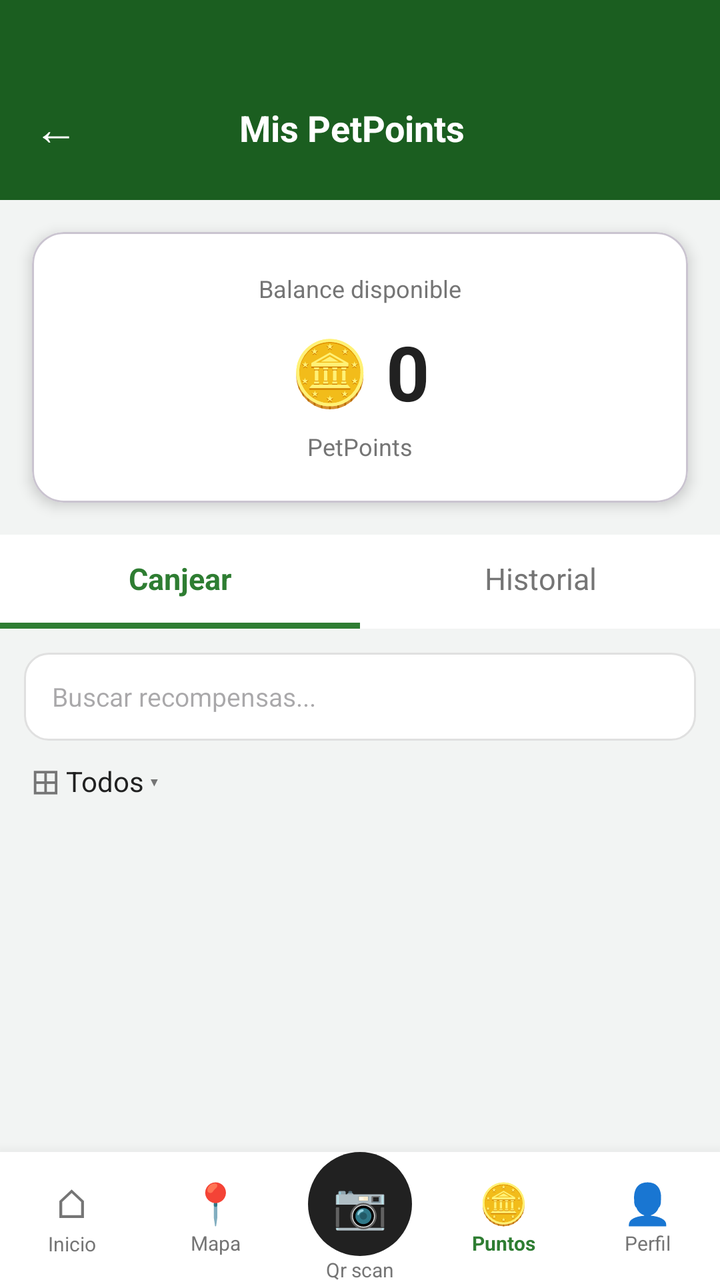
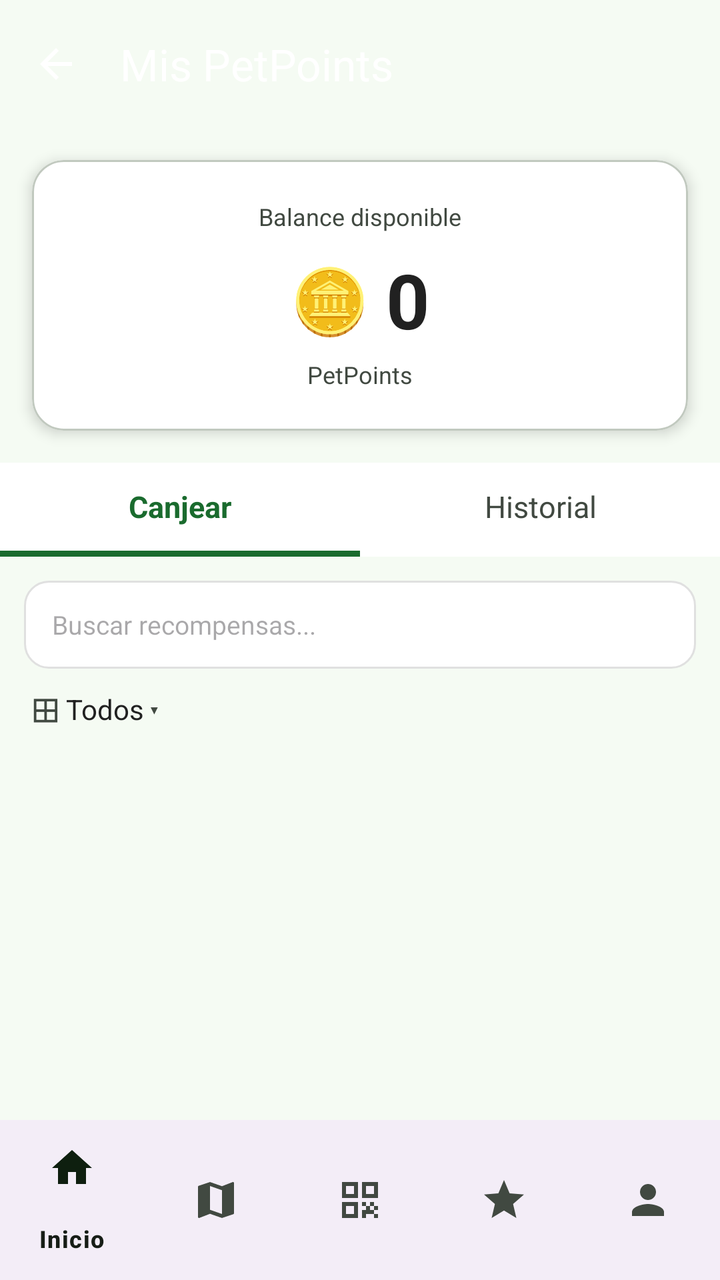

Before-and-after screenshots of an Android layout around one commit, followed by the original layout XML and the change that was made.
<!-- AndroidManifest.xml: application theme Theme.Guander -->
<!-- res/layout/activity_rewards.xml -->
﻿<?xml version="1.0" encoding="utf-8"?>
<LinearLayout xmlns:android="http://schemas.android.com/apk/res/android"
    xmlns:app="http://schemas.android.com/apk/res-auto"
    android:layout_width="match_parent"
    android:layout_height="match_parent"
    android:orientation="vertical"
    android:background="@color/background_light">

    
    <LinearLayout
        android:layout_width="match_parent"
        android:layout_height="wrap_content"
        android:background="@color/green_header"
        android:orientation="horizontal"
        android:paddingTop="44dp"
        android:paddingBottom="16dp"
        android:paddingStart="8dp"
        android:paddingEnd="16dp"
        android:gravity="center_vertical">

        <TextView
            android:id="@+id/btn_back"
            android:layout_width="40dp"
            android:layout_height="40dp"
            android:text="←"
            android:textSize="22sp"
            android:textColor="@color/white"
            android:gravity="center"
            android:background="?attr/selectableItemBackgroundBorderless" />

        <TextView
            android:layout_width="0dp"
            android:layout_height="wrap_content"
            android:layout_weight="1"
            android:text="Mis PetPoints"
            android:textSize="18sp"
            android:textColor="@color/white"
            android:textStyle="bold"
            android:gravity="center" />

        <View android:layout_width="40dp" android:layout_height="40dp" />
    </LinearLayout>

    
    <com.google.android.material.card.MaterialCardView
        android:layout_width="match_parent"
        android:layout_height="wrap_content"
        android:layout_margin="16dp"
        app:cardCornerRadius="16dp"
        app:cardElevation="4dp"
        app:cardBackgroundColor="@color/white">

        <LinearLayout
            android:layout_width="match_parent"
            android:layout_height="wrap_content"
            android:orientation="vertical"
            android:gravity="center"
            android:padding="20dp">

            <TextView
                android:layout_width="wrap_content"
                android:layout_height="wrap_content"
                android:text="Balance disponible"
                android:textSize="12sp"
                android:textColor="@color/text_secondary" />

            <LinearLayout
                android:layout_width="wrap_content"
                android:layout_height="wrap_content"
                android:orientation="horizontal"
                android:gravity="center_vertical"
                android:layout_marginTop="8dp">

                <TextView
                    android:layout_width="wrap_content"
                    android:layout_height="wrap_content"
                    android:text="🪙"
                    android:textSize="32sp" />

                <TextView
                    android:id="@+id/tv_rewards_points"
                    android:layout_width="wrap_content"
                    android:layout_height="wrap_content"
                    android:text="0"
                    android:textSize="38sp"
                    android:textStyle="bold"
                    android:textColor="#212121"
                    android:layout_marginStart="8dp" />
            </LinearLayout>

            <TextView
                android:layout_width="wrap_content"
                android:layout_height="wrap_content"
                android:text="PetPoints"
                android:textSize="12sp"
                android:textColor="@color/text_secondary"
                android:layout_marginTop="4dp" />
        </LinearLayout>
    </com.google.android.material.card.MaterialCardView>

    
    <LinearLayout
        android:layout_width="match_parent"
        android:layout_height="wrap_content"
        android:orientation="horizontal"
        android:background="@color/white">

        <LinearLayout
            android:id="@+id/tab_canjear"
            android:layout_width="0dp"
            android:layout_height="wrap_content"
            android:layout_weight="1"
            android:orientation="vertical"
            android:background="?attr/selectableItemBackground">

            <TextView
                android:id="@+id/tv_tab_canjear"
                android:layout_width="match_parent"
                android:layout_height="44dp"
                android:text="Canjear"
                android:textSize="15sp"
                android:textStyle="bold"
                android:gravity="center"
                android:textColor="@color/green_primary" />

            <View
                android:id="@+id/indicator_canjear"
                android:layout_width="match_parent"
                android:layout_height="3dp"
                android:background="@color/green_primary" />
        </LinearLayout>

        <LinearLayout
            android:id="@+id/tab_historial"
            android:layout_width="0dp"
            android:layout_height="wrap_content"
            android:layout_weight="1"
            android:orientation="vertical"
            android:background="?attr/selectableItemBackground">

            <TextView
                android:id="@+id/tv_tab_historial"
                android:layout_width="match_parent"
                android:layout_height="44dp"
                android:text="Historial"
                android:textSize="15sp"
                android:gravity="center"
                android:textColor="@color/text_secondary" />

            <View
                android:id="@+id/indicator_historial"
                android:layout_width="match_parent"
                android:layout_height="3dp"
                android:background="@android:color/transparent" />
        </LinearLayout>
    </LinearLayout>

    
    <LinearLayout
        android:id="@+id/content_canjear"
        android:layout_width="match_parent"
        android:layout_height="0dp"
        android:layout_weight="1"
        android:orientation="vertical"
        android:visibility="visible">

        
        <LinearLayout
            android:layout_width="match_parent"
            android:layout_height="wrap_content"
            android:paddingStart="12dp"
            android:paddingEnd="12dp"
            android:paddingTop="12dp"
            android:paddingBottom="8dp">

            <EditText
                android:id="@+id/et_search"
                android:layout_width="match_parent"
                android:layout_height="44dp"
                android:background="@drawable/shape_card_outline"
                android:hint="Buscar recompensas..."
                android:textSize="13sp"
                android:paddingStart="14dp"
                android:paddingEnd="14dp"
                android:inputType="text"
                android:imeOptions="actionSearch"
                android:singleLine="true" />
        </LinearLayout>

        
        <LinearLayout
            android:layout_width="match_parent"
            android:layout_height="wrap_content"
            android:orientation="horizontal"
            android:paddingStart="16dp"
            android:paddingEnd="16dp"
            android:paddingBottom="6dp"
            android:gravity="center_vertical">

            <TextView
                android:layout_width="wrap_content"
                android:layout_height="wrap_content"
                android:text="⊞"
                android:textSize="18sp"
                android:textColor="@color/text_secondary" />

            <TextView
                android:layout_width="wrap_content"
                android:layout_height="wrap_content"
                android:text=" Todos"
                android:textSize="14sp"
                android:textColor="#212121" />

            <TextView
                android:layout_width="wrap_content"
                android:layout_height="wrap_content"
                android:text=" ▾"
                android:textSize="12sp"
                android:textColor="@color/text_secondary" />
        </LinearLayout>

        
        <ProgressBar
            android:id="@+id/pb_rewards_loading"
            android:layout_width="wrap_content"
            android:layout_height="wrap_content"
            android:layout_gravity="center_horizontal"
            android:visibility="gone" />

        
        <ScrollView
            android:layout_width="match_parent"
            android:layout_height="0dp"
            android:layout_weight="1"
            android:fillViewport="true">

            <LinearLayout
                android:id="@+id/ll_rewards"
                android:layout_width="match_parent"
                android:layout_height="wrap_content"
                android:orientation="vertical"
                android:paddingStart="12dp"
                android:paddingEnd="12dp"
                android:paddingBottom="12dp" />
        </ScrollView>
    </LinearLayout>

    
    <ScrollView
        android:id="@+id/content_historial"
        android:layout_width="match_parent"
        android:layout_height="0dp"
        android:layout_weight="1"
        android:visibility="gone"
        android:fillViewport="true">

        <LinearLayout
            android:id="@+id/ll_history"
            android:layout_width="match_parent"
            android:layout_height="wrap_content"
            android:orientation="vertical"
            android:paddingStart="12dp"
            android:paddingEnd="12dp"
            android:paddingTop="8dp"
            android:paddingBottom="12dp" />
    </ScrollView>

    
    <LinearLayout
        android:layout_width="match_parent"
        android:layout_height="64dp"
        android:background="@color/white"
        android:orientation="horizontal"
        android:elevation="12dp">

        <LinearLayout
            android:id="@+id/nav_inicio"
            android:layout_width="0dp"
            android:layout_height="match_parent"
            android:layout_weight="1"
            android:orientation="vertical"
            android:gravity="center"
            android:background="?attr/selectableItemBackground">
            <TextView
                android:layout_width="wrap_content"
                android:layout_height="wrap_content"
                android:text="⌂"
                android:textSize="20sp"
                android:textColor="@color/text_secondary" />
            <TextView
                android:layout_width="wrap_content"
                android:layout_height="wrap_content"
                android:text="Inicio"
                android:textSize="10sp"
                android:textColor="@color/text_secondary" />
        </LinearLayout>

        <LinearLayout
            android:id="@+id/nav_mapa"
            android:layout_width="0dp"
            android:layout_height="match_parent"
            android:layout_weight="1"
            android:orientation="vertical"
            android:gravity="center"
            android:background="?attr/selectableItemBackground">
            <TextView
                android:layout_width="wrap_content"
                android:layout_height="wrap_content"
                android:text="📍"
                android:textSize="20sp" />
            <TextView
                android:layout_width="wrap_content"
                android:layout_height="wrap_content"
                android:text="Mapa"
                android:textSize="10sp"
                android:textColor="@color/text_secondary" />
        </LinearLayout>

        <LinearLayout
            android:id="@+id/nav_qr"
            android:layout_width="0dp"
            android:layout_height="match_parent"
            android:layout_weight="1"
            android:orientation="vertical"
            android:gravity="center"
            android:background="?attr/selectableItemBackground">
            <TextView
                android:layout_width="52dp"
                android:layout_height="52dp"
                android:gravity="center"
                android:text="📷"
                android:textSize="22sp"
                android:background="@drawable/shape_qr_button" />
            <TextView
                android:layout_width="wrap_content"
                android:layout_height="wrap_content"
                android:text="Qr scan"
                android:textSize="10sp"
                android:textColor="@color/text_secondary" />
        </LinearLayout>

        
        <LinearLayout
            android:id="@+id/nav_puntos"
            android:layout_width="0dp"
            android:layout_height="match_parent"
            android:layout_weight="1"
            android:orientation="vertical"
            android:gravity="center"
            android:background="?attr/selectableItemBackground">
            <TextView
                android:layout_width="wrap_content"
                android:layout_height="wrap_content"
                android:text="🪙"
                android:textSize="20sp"
                android:textColor="@color/green_primary" />
            <TextView
                android:layout_width="wrap_content"
                android:layout_height="wrap_content"
                android:text="Puntos"
                android:textSize="10sp"
                android:textStyle="bold"
                android:textColor="@color/green_primary" />
        </LinearLayout>

        <LinearLayout
            android:id="@+id/nav_perfil"
            android:layout_width="0dp"
            android:layout_height="match_parent"
            android:layout_weight="1"
            android:orientation="vertical"
            android:gravity="center"
            android:background="?attr/selectableItemBackground">
            <TextView
                android:layout_width="wrap_content"
                android:layout_height="wrap_content"
                android:text="👤"
                android:textSize="20sp" />
            <TextView
                android:layout_width="wrap_content"
                android:layout_height="wrap_content"
                android:text="Perfil"
                android:textSize="10sp"
                android:textColor="@color/text_secondary" />
        </LinearLayout>
    </LinearLayout>

</LinearLayout>
<!-- resources referenced by this layout -->
<resources>
  <color name="background_light">#F2F4F3</color>
  <color name="green_header">#1B5E20</color>
  <color name="green_primary">#2E7D32</color>
  <color name="text_secondary">#757575</color>
  <color name="white">#FFFFFFFF</color>
  <!-- drawable shape_qr_button (drawable) -->
  ﻿<?xml version="1.0" encoding="utf-8"?>
  <shape xmlns:android="http://schemas.android.com/apk/res/android"
      android:shape="oval">
      <solid android:color="#212121" />
  </shape>
  <style name="Theme.Guander" parent="Base.Theme.Guander" />
  <style name="Base.Theme.Guander" parent="Theme.Material3.DayNight.NoActionBar">
          
          
      </style>
  <!-- unchanged entries left out for length: 1 -->
</resources>

<!-- the commit's change to res/layout/activity_rewards.xml (unified diff, before → after) -->
@@ -4,42 +4,23 @@
     android:layout_width="match_parent"
     android:layout_height="match_parent"
     android:orientation="vertical"
-    android:background="@color/background_light">
-
-    
-    <LinearLayout
-        android:layout_width="match_parent"
-        android:layout_height="wrap_content"
-        android:background="@color/green_header"
-        android:orientation="horizontal"
-        android:paddingTop="44dp"
-        android:paddingBottom="16dp"
-        android:paddingStart="8dp"
-        android:paddingEnd="16dp"
-        android:gravity="center_vertical">
-
-        <TextView
-            android:id="@+id/btn_back"
-            android:layout_width="40dp"
-            android:layout_height="40dp"
-            android:text="←"
-            android:textSize="22sp"
-            android:textColor="@color/white"
-            android:gravity="center"
-            android:background="?attr/selectableItemBackgroundBorderless" />
-
-        <TextView
-            android:layout_width="0dp"
-            android:layout_height="wrap_content"
-            android:layout_weight="1"
-            android:text="Mis PetPoints"
-            android:textSize="18sp"
-            android:textColor="@color/white"
-            android:textStyle="bold"
-            android:gravity="center" />
-
-        <View android:layout_width="40dp" android:layout_height="40dp" />
-    </LinearLayout>
+    android:background="?android:attr/colorBackground">
+
+    
+    <com.google.android.material.appbar.AppBarLayout
+        android:layout_width="match_parent"
+        android:layout_height="wrap_content"
+        android:fitsSystemWindows="true">
+
+        <com.google.android.material.appbar.MaterialToolbar
+            android:id="@+id/toolbar"
+            android:layout_width="match_parent"
+            android:layout_height="?attr/actionBarSize"
+            app:navigationIcon="@drawable/ic_arrow_back"
+            app:navigationIconTint="?attr/colorOnPrimary"
+            app:title="Mis PetPoints"
+            app:titleTextColor="?attr/colorOnPrimary" />
+    </com.google.android.material.appbar.AppBarLayout>
 
     
     <com.google.android.material.card.MaterialCardView
@@ -265,124 +246,10 @@
             android:paddingBottom="12dp" />
     </ScrollView>
 
-    
-    <LinearLayout
-        android:layout_width="match_parent"
-        android:layout_height="64dp"
-        android:background="@color/white"
-        android:orientation="horizontal"
-        android:elevation="12dp">
-
-        <LinearLayout
-            android:id="@+id/nav_inicio"
-            android:layout_width="0dp"
-            android:layout_height="match_parent"
-            android:layout_weight="1"
-            android:orientation="vertical"
-            android:gravity="center"
-            android:background="?attr/selectableItemBackground">
-            <TextView
-                android:layout_width="wrap_content"
-                android:layout_height="wrap_content"
-                android:text="⌂"
-                android:textSize="20sp"
-                android:textColor="@color/text_secondary" />
-            <TextView
-                android:layout_width="wrap_content"
-                android:layout_height="wrap_content"
-                android:text="Inicio"
-                android:textSize="10sp"
-                android:textColor="@color/text_secondary" />
-        </LinearLayout>
-
-        <LinearLayout
-            android:id="@+id/nav_mapa"
-            android:layout_width="0dp"
-            android:layout_height="match_parent"
-            android:layout_weight="1"
-            android:orientation="vertical"
-            android:gravity="center"
-            android:background="?attr/selectableItemBackground">
-            <TextView
-                android:layout_width="wrap_content"
-                android:layout_height="wrap_content"
-                android:text="📍"
-                android:textSize="20sp" />
-            <TextView
-                android:layout_width="wrap_content"
-                android:layout_height="wrap_content"
-                android:text="Mapa"
-                android:textSize="10sp"
-                android:textColor="@color/text_secondary" />
-        </LinearLayout>
-
-        <LinearLayout
-            android:id="@+id/nav_qr"
-            android:layout_width="0dp"
-            android:layout_height="match_parent"
-            android:layout_weight="1"
-            android:orientation="vertical"
-            android:gravity="center"
-            android:background="?attr/selectableItemBackground">
-            <TextView
-                android:layout_width="52dp"
-                android:layout_height="52dp"
-                android:gravity="center"
-                android:text="📷"
-                android:textSize="22sp"
-                android:background="@drawable/shape_qr_button" />
-            <TextView
-                android:layout_width="wrap_content"
-                android:layout_height="wrap_content"
-                android:text="Qr scan"
-                android:textSize="10sp"
-                android:textColor="@color/text_secondary" />
-        </LinearLayout>
-
-        
-        <LinearLayout
-            android:id="@+id/nav_puntos"
-            android:layout_width="0dp"
-            android:layout_height="match_parent"
-            android:layout_weight="1"
-            android:orientation="vertical"
-            android:gravity="center"
-            android:background="?attr/selectableItemBackground">
-            <TextView
-                android:layout_width="wrap_content"
-                android:layout_height="wrap_content"
-                android:text="🪙"
-                android:textSize="20sp"
-                android:textColor="@color/green_primary" />
-            <TextView
-                android:layout_width="wrap_content"
-                android:layout_height="wrap_content"
-                android:text="Puntos"
-                android:textSize="10sp"
-                android:textStyle="bold"
-                android:textColor="@color/green_primary" />
-        </LinearLayout>
-
-        <LinearLayout
-            android:id="@+id/nav_perfil"
-            android:layout_width="0dp"
-            android:layout_height="match_parent"
-            android:layout_weight="1"
-            android:orientation="vertical"
-            android:gravity="center"
-            android:background="?attr/selectableItemBackground">
-            <TextView
-                android:layout_width="wrap_content"
-                android:layout_height="wrap_content"
-                android:text="👤"
-                android:textSize="20sp" />
-            <TextView
-                android:layout_width="wrap_content"
-                android:layout_height="wrap_content"
-                android:text="Perfil"
-                android:textSize="10sp"
-                android:textColor="@color/text_secondary" />
-        </LinearLayout>
-    </LinearLayout>
+    <com.google.android.material.bottomnavigation.BottomNavigationView
+        android:id="@+id/bottom_nav"
+        android:layout_width="match_parent"
+        android:layout_height="wrap_content"
+        app:menu="@menu/nav_menu" />
 
 </LinearLayout>
<!-- resource entries referenced after the edit -->
@@ -1,21 +1,69 @@
 <!-- resources referenced by this layout -->
 <resources>
-  <color name="background_light">#F2F4F3</color>
-  <color name="green_header">#1B5E20</color>
-  <color name="green_primary">#2E7D32</color>
-  <color name="text_secondary">#757575</color>
+  <color name="green_primary">@color/md_theme_primary</color>
+  <color name="text_secondary">@color/md_theme_on_surface_variant</color>
   <color name="white">#FFFFFFFF</color>
-  <!-- drawable shape_qr_button (drawable) -->
-  ﻿<?xml version="1.0" encoding="utf-8"?>
-  <shape xmlns:android="http://schemas.android.com/apk/res/android"
-      android:shape="oval">
-      <solid android:color="#212121" />
-  </shape>
+  <!-- drawable ic_arrow_back (drawable) -->
+  ﻿<vector xmlns:android="http://schemas.android.com/apk/res/android"
+      android:width="24dp"
+      android:height="24dp"
+      android:viewportWidth="24"
+      android:viewportHeight="24">
+      <path
+          android:fillColor="@android:color/black"
+          android:pathData="M20,11H7.83l5.59,-5.59L12,4l-8,8 8,8 1.41,-1.41L7.83,13H20v-2z" />
+  </vector>
   <style name="Theme.Guander" parent="Base.Theme.Guander" />
-  <style name="Base.Theme.Guander" parent="Theme.Material3.DayNight.NoActionBar">
-          
-          
+  <color name="md_theme_primary">#1A6B2E</color>
+  <color name="md_theme_on_surface_variant">#414941</color>
+  <style name="Base.Theme.Guander" parent="Theme.Material3.Light.NoActionBar">
+          <item name="colorPrimary">@color/md_theme_primary</item>
+          <item name="colorOnPrimary">@color/md_theme_on_primary</item>
+          <item name="colorPrimaryContainer">@color/md_theme_primary_container</item>
+          <item name="colorOnPrimaryContainer">@color/md_theme_on_primary_container</item>
+          <item name="colorSecondary">@color/md_theme_secondary</item>
+          <item name="colorOnSecondary">@color/md_theme_on_secondary</item>
+          <item name="colorSecondaryContainer">@color/md_theme_secondary_container</item>
+          <item name="colorOnSecondaryContainer">@color/md_theme_on_secondary_container</item>
+          <item name="colorTertiary">@color/md_theme_tertiary</item>
+          <item name="colorOnTertiary">@color/md_theme_on_tertiary</item>
+          <item name="colorTertiaryContainer">@color/md_theme_tertiary_container</item>
+          <item name="colorOnTertiaryContainer">@color/md_theme_on_tertiary_container</item>
+          <item name="colorError">@color/md_theme_error</item>
+          <item name="colorOnError">@color/md_theme_on_error</item>
+          <item name="colorErrorContainer">@color/md_theme_error_container</item>
+          <item name="colorOnErrorContainer">@color/md_theme_on_error_container</item>
+          <item name="android:colorBackground">@color/md_theme_background</item>
+          <item name="colorOnBackground">@color/md_theme_on_background</item>
+          <item name="colorSurface">@color/md_theme_surface</item>
+          <item name="colorOnSurface">@color/md_theme_on_surface</item>
+          <item name="colorSurfaceVariant">@color/md_theme_surface_variant</item>
+          <item name="colorOnSurfaceVariant">@color/md_theme_on_surface_variant</item>
+          <item name="colorOutline">@color/md_theme_outline</item>
+          <item name="colorOutlineVariant">@color/md_theme_outline_variant</item>
       </style>
+  <color name="md_theme_on_primary">#FFFFFF</color>
+  <color name="md_theme_primary_container">#A8F5B4</color>
+  <color name="md_theme_on_primary_container">#002109</color>
+  <color name="md_theme_secondary">#516350</color>
+  <color name="md_theme_on_secondary">#FFFFFF</color>
+  <color name="md_theme_secondary_container">#D3E8D0</color>
+  <color name="md_theme_on_secondary_container">#0E1F0F</color>
+  <color name="md_theme_tertiary">#39656C</color>
+  <color name="md_theme_on_tertiary">#FFFFFF</color>
+  <color name="md_theme_tertiary_container">#BCEBF2</color>
+  <color name="md_theme_on_tertiary_container">#001F24</color>
+  <color name="md_theme_error">#BA1A1A</color>
+  <color name="md_theme_on_error">#FFFFFF</color>
+  <color name="md_theme_error_container">#FFDAD6</color>
+  <color name="md_theme_on_error_container">#410002</color>
+  <color name="md_theme_background">#F5FBF3</color>
+  <color name="md_theme_on_background">#161D16</color>
+  <color name="md_theme_surface">#F5FBF3</color>
+  <color name="md_theme_on_surface">#161D16</color>
+  <color name="md_theme_surface_variant">#DDE5DA</color>
+  <color name="md_theme_outline">#717971</color>
+  <color name="md_theme_outline_variant">#C1C9BF</color>
   <!-- unchanged entries left out for length: 1 -->
 </resources>
 
